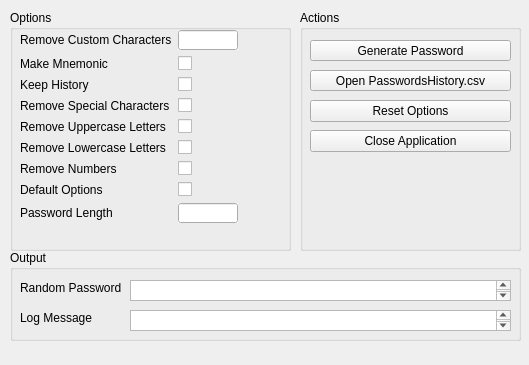
Above: src/minipass.ui from callmebohdan/minipass before the change. Below: the same form after it.
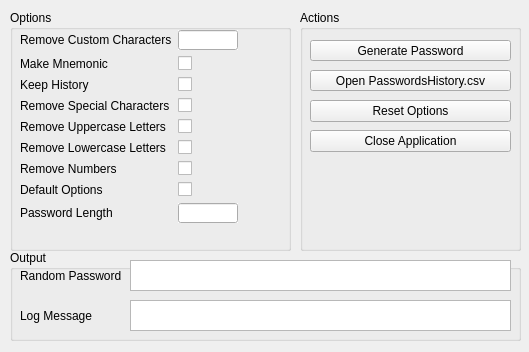
That is the form after the change. Icons and pictures are not drawn.

Diff of the .ui file:
```diff
--- a/src/minipass.ui
+++ b/src/minipass.ui
@@ -10,7 +10,7 @@
     <x>0</x>
     <y>0</y>
     <width>529</width>
-    <height>365</height>
+    <height>352</height>
    </rect>
   </property>
   <property name="windowTitle">
@@ -226,9 +226,9 @@
      <property name="geometry">
       <rect>
        <x>120</x>
-       <y>30</y>
+       <y>10</y>
        <width>381</width>
-       <height>21</height>
+       <height>31</height>
       </rect>
      </property>
     </widget>
@@ -236,9 +236,9 @@
      <property name="geometry">
       <rect>
        <x>10</x>
-       <y>30</y>
-       <width>131</width>
-       <height>16</height>
+       <y>15</y>
+       <width>111</width>
+       <height>21</height>
       </rect>
      </property>
      <property name="text">
@@ -249,9 +249,9 @@
      <property name="geometry">
       <rect>
        <x>10</x>
-       <y>60</y>
-       <width>131</width>
-       <height>16</height>
+       <y>55</y>
+       <width>111</width>
+       <height>21</height>
       </rect>
      </property>
      <property name="text">
@@ -262,9 +262,9 @@
      <property name="geometry">
       <rect>
        <x>120</x>
-       <y>60</y>
+       <y>50</y>
        <width>381</width>
-       <height>21</height>
+       <height>31</height>
       </rect>
      </property>
     </widget>
```
Left out of the diff: 14 changed lines with no effect on the pictures.
